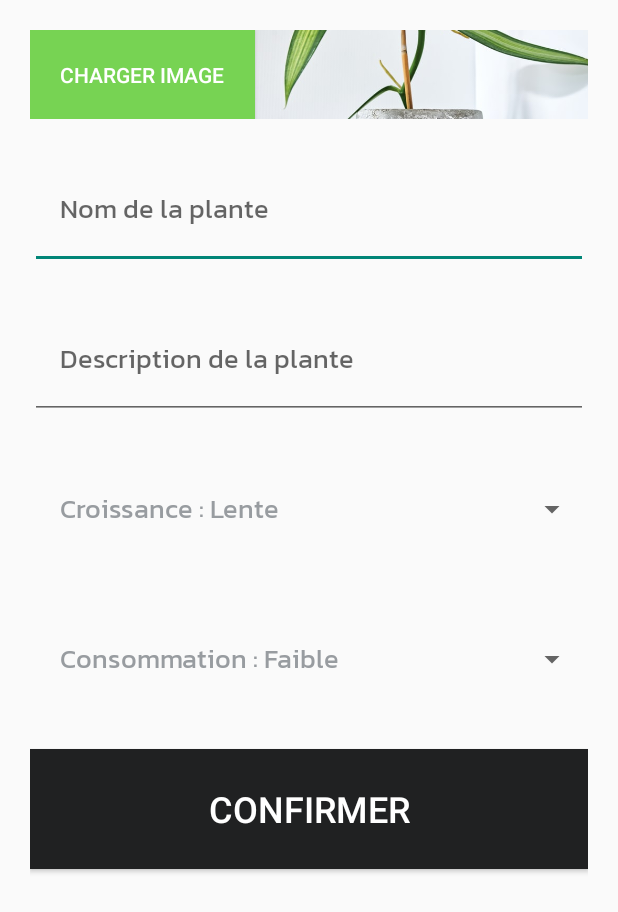
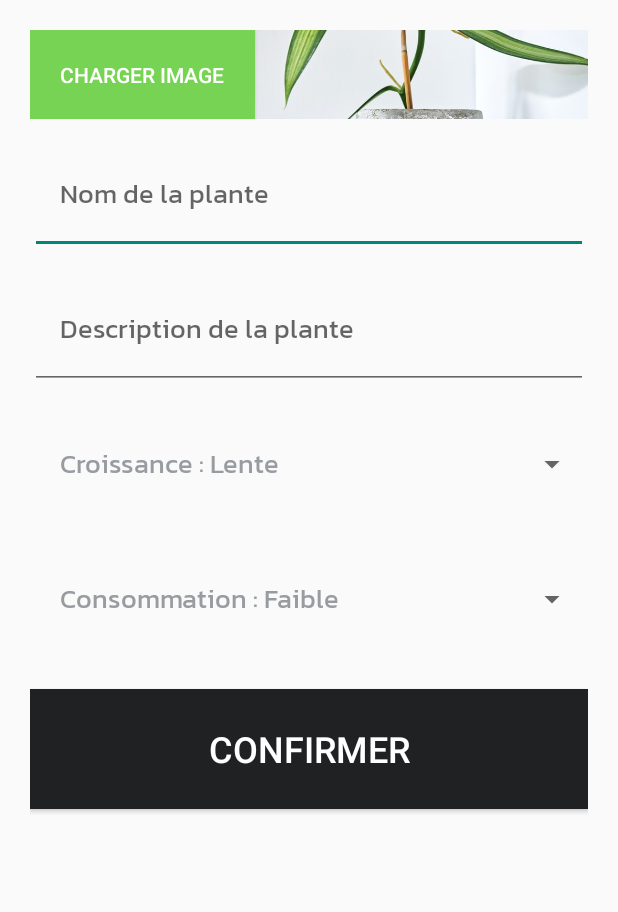
Before and after one commit to J-Dudek/Natural-Collection, an Android app: the layout fragment_add_plant.xml on its own in the app's theme, with its tools: preview values and no code run, on a phone screen of 412 x 824 dp. Shown: the top 912 px of the screen. Run offline under Robolectric (Android 15) with nearby library versions, the phone set to English and light mode, and no system bars.

Commit message:
💄 change margin

```diff
--- a/app/src/main/res/layout/fragment_add_plant.xml
+++ b/app/src/main/res/layout/fragment_add_plant.xml
@@ -29,7 +29,7 @@
         android:layout_width="match_parent"
         android:layout_height="80dp"
         android:hint="@string/add_plant_page_name_input"
-        android:layout_marginTop="@dimen/default_margin"
+        android:layout_marginTop="@dimen/item_margin"
         style="@style/DefaultTextStyle"
         android:paddingLeft="@dimen/default_margin"/>
     <EditText
@@ -37,7 +37,7 @@
         android:layout_width="match_parent"
         android:layout_height="80dp"
         android:hint="@string/add_plant_page_name_description"
-        android:layout_marginTop="@dimen/default_margin"
+        android:layout_marginTop="@dimen/item_margin"
         style="@style/DefaultTextStyle"
         android:paddingLeft="@dimen/default_margin"/>
     <Spinner
@@ -45,14 +45,14 @@
         android:layout_width="match_parent"
         android:layout_height="80dp"
         android:entries="@array/add_plant_page_grow_spinner_input"
-        android:layout_marginTop="@dimen/default_margin"
+        android:layout_marginTop="@dimen/item_margin"
         android:paddingLeft="@dimen/default_margin"/>
     <Spinner
         android:id="@+id/water_spinner"
         android:layout_width="match_parent"
         android:layout_height="80dp"
         android:entries="@array/add_plant_page_water_spinner_input"
-        android:layout_marginTop="@dimen/default_margin"
+        android:layout_marginTop="@dimen/item_margin"
         android:paddingLeft="@dimen/default_margin"/>
     <Button
         android:id="@+id/confirm_button"
```
